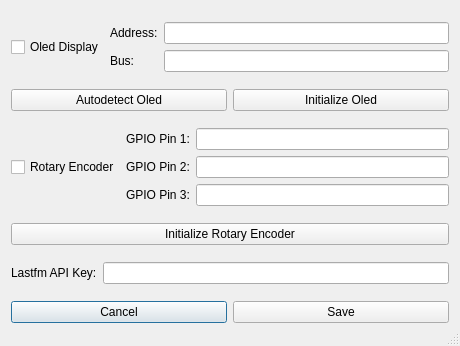
Old version of the form dialogsettings.ui in the repository Bratski/MP3PlayerWifi.
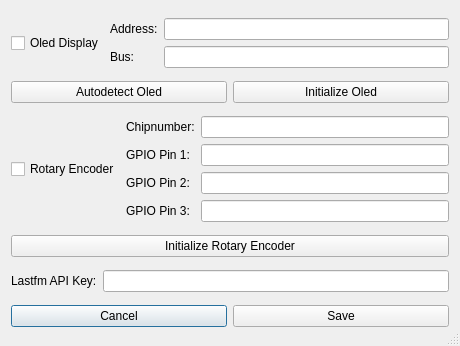
New version of the form. Icons and pictures are not drawn.

```diff
--- a/dialogsettings.ui
+++ b/dialogsettings.ui
@@ -79,6 +79,13 @@
      </item>
      <item>
       <layout class="QVBoxLayout" name="verticalLayout_6">
+       <item>
+        <widget class="QLabel" name="labelChipNumber">
+         <property name="text">
+          <string>Chipnumber:</string>
+         </property>
+        </widget>
+       </item>
        <item>
         <widget class="QLabel" name="labelPin1">
          <property name="text">
@@ -104,6 +111,9 @@
      </item>
      <item>
       <layout class="QVBoxLayout" name="verticalLayout_3">
+       <item>
+        <widget class="QLineEdit" name="lineEditChipNumber"/>
+       </item>
        <item>
         <widget class="QLineEdit" name="lineEditRTCPin1"/>
        </item>
```
